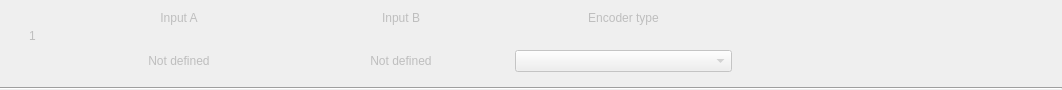
Before: the Qt Designer form src/widgets/encoders/encoders.ui in invictuscockpits/HOTASConfigurator, drawn with Qt 5.
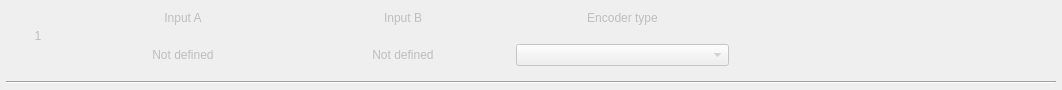
After: the same form once the commit is applied. Custom widgets are drawn as their Qt base class.

```diff
--- a/src/widgets/encoders/encoders.ui
+++ b/src/widgets/encoders/encoders.ui
@@ -21,16 +21,16 @@
   </property>
   <layout class="QGridLayout" name="gridLayout" rowstretch="3,3,0" columnstretch="3,10,10,10,15">
    <property name="leftMargin">
-    <number>0</number>
+    <number>6</number>
    </property>
    <property name="topMargin">
-    <number>0</number>
+    <number>6</number>
    </property>
    <property name="rightMargin">
-    <number>0</number>
+    <number>6</number>
    </property>
    <property name="bottomMargin">
-    <number>0</number>
+    <number>6</number>
    </property>
    <property name="horizontalSpacing">
     <number>6</number>
```
Left out of the diff: 18 changed lines with no effect on the pictures.
